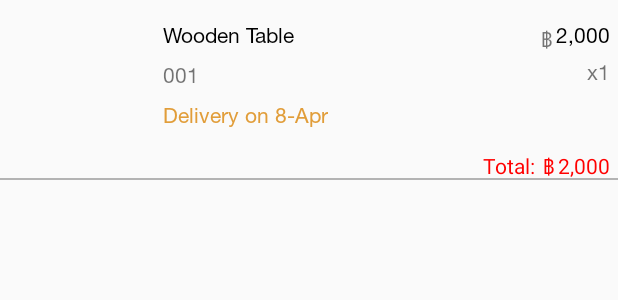
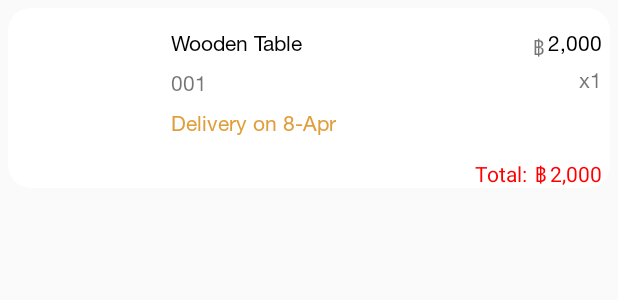
Before and after one commit to thanathasCh/The-Furniture, an Android app: the layout purchase_cell.xml on its own in the app's theme, with its tools: preview values and no code run, on a phone screen of 412 x 824 dp. Shown: the top 300 px of the screen. Run offline under Robolectric (Android 15) with nearby library versions, the phone set to English and light mode, and no system bars.

Commit message:
update bottom nav

```diff
--- a/FurnitureApp/app/src/main/java/com/example/furnitureapp/views/purchase/PurchaseFragment.kt
+++ b/FurnitureApp/app/src/main/java/com/example/furnitureapp/views/purchase/PurchaseFragment.kt
@@ -99,7 +99,13 @@ class PurchaseFragment : Fragment() {
         next.setOnClickListener {
             val bundle = Bundle()
             bundle.putString("id", id)
+            bundle.putString("name",name)
+            bundle.putString("code",code)
+            bundle.putStringArrayList("image",images)
             bundle.putInt("amount", currentAmount)
+            if (price != null) {
+                bundle.putDouble("price", price)
+            }
             val confirmPurchase = ConfirmPurchaseFragment()
             val fragmentManager = activity!!.supportFragmentManager
             val fragmentTransaction = fragmentManager.beginTransaction()
--- /dev/null
+++ b/FurnitureApp/app/src/main/res/drawable/bottom_nav_select.xml
@@ -0,0 +1,5 @@
+<?xml version="1.0" encoding="utf-8"?>
+<selector xmlns:android="http://schemas.android.com/apk/res/android">
+    <item android:color="@color/border" android:state_checked="true"/>
+    <item android:color="@color/black" android:state_checked="false"/>
+</selector>
--- /dev/null
+++ b/FurnitureApp/app/src/main/res/drawable/whitecell.xml
@@ -0,0 +1,10 @@
+<?xml version="1.0" encoding="utf-8"?>
+<shape xmlns:android="http://schemas.android.com/apk/res/android"
+    android:shape="rectangle">
+    <solid android:color="@color/white"/>
+
+
+    <corners
+        android:radius="15dp" />
+
+</shape>
--- a/FurnitureApp/app/src/main/res/layout/activity_main.xml
+++ b/FurnitureApp/app/src/main/res/layout/activity_main.xml
@@ -15,6 +15,8 @@
         android:layout_width="wrap_content"
         android:layout_height="60dp"
         app:itemBackground="@color/white"
+        app:itemIconTint="@drawable/bottom_nav_select"
+        app:itemTextColor="@drawable/bottom_nav_select"
         app:menu="@menu/bottom_nav"
         android:layout_alignParentBottom="true"/>
     <androidx.swiperefreshlayout.widget.SwipeRefreshLayout
--- a/FurnitureApp/app/src/main/res/layout/fragment_confirm_purchase.xml
+++ b/FurnitureApp/app/src/main/res/layout/fragment_confirm_purchase.xml
@@ -121,6 +121,8 @@
         android:layout_height="1dp"
         android:layout_below="@id/address"
         android:layout_marginTop="3dp"
+        android:layout_marginLeft="5dp"
+        android:layout_marginRight="5dp"
         android:background="@color/black"/>
     <TextView
         android:id="@+id/purchase_detail"
--- a/FurnitureApp/app/src/main/res/layout/purchase_cell.xml
+++ b/FurnitureApp/app/src/main/res/layout/purchase_cell.xml
@@ -2,6 +2,10 @@
 <RelativeLayout
     xmlns:android="http://schemas.android.com/apk/res/android"
     android:layout_width="match_parent"
+    android:background="@drawable/whitecell"
+    android:layout_marginLeft="5dp"
+    android:layout_marginRight="5dp"
+    android:layout_marginTop="5dp"
     android:layout_height="120dp">
 
     <ImageView
@@ -95,11 +99,12 @@
         android:layout_toLeftOf="@id/baht"
         android:text="Total:"
         android:layout_marginRight="5dp"/>
-    <TextView
-        android:layout_width="match_parent"
-        android:layout_height="1dp"
-        android:layout_alignParentBottom="true"
-        android:background="@color/light_grey"/>
+<!--    <TextView-->
+<!--        android:layout_width="match_parent"-->
+<!--        android:layout_height="1dp"-->
+<!--        android:layout_alignParentBottom="true"-->
+<!--        android:layout_marginTop="3dp"-->
+<!--        android:background="@color/light_grey"/>-->
 
 
 
```
Also changed, not shown: FurnitureApp/app/src/main/java/com/example/furnitureapp/views/purchase/ConfirmPurchaseAdapter.kt (+13 -7 lines), FurnitureApp/app/src/main/java/com/example/furnitureapp/views/purchase/ConfirmPurchaseFragment.kt (+40 -33 lines).
